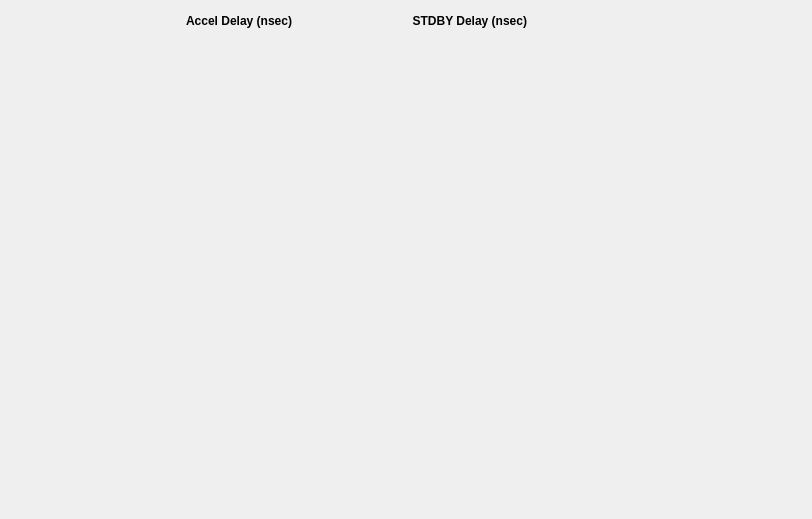
The window that hl_triggers.ui (cristinasewell/ATCA_PyDM_Screens) describes before a commit, drawn with Qt 5.
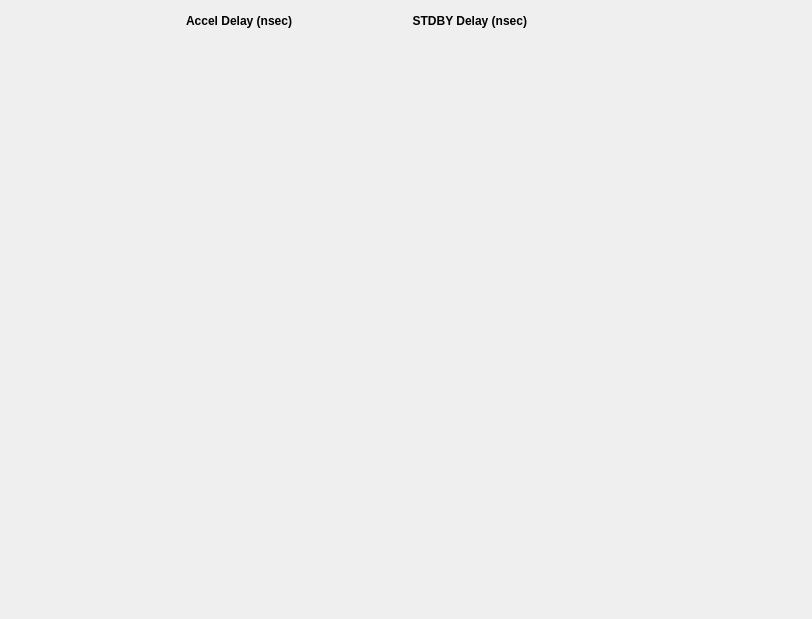
The same window after the commit. Custom widgets are drawn as their Qt base class.

```diff
--- a/hl_triggers.ui
+++ b/hl_triggers.ui
@@ -7,7 +7,7 @@
     <x>0</x>
     <y>0</y>
     <width>812</width>
-    <height>519</height>
+    <height>619</height>
    </rect>
   </property>
   <property name="windowTitle">
@@ -15,7 +15,7 @@
   </property>
   <layout class="QVBoxLayout" name="verticalLayout">
    <item>
-    <layout class="QVBoxLayout" name="verticalLayout_2" stretch="0,0,0,0,0,0,0">
+    <layout class="QVBoxLayout" name="verticalLayout_2" stretch="0,0,0,0,0,0,0,0">
      <property name="spacing">
       <number>0</number>
      </property>
```
Left out of the diff: 36 changed lines with no effect on the pictures.
